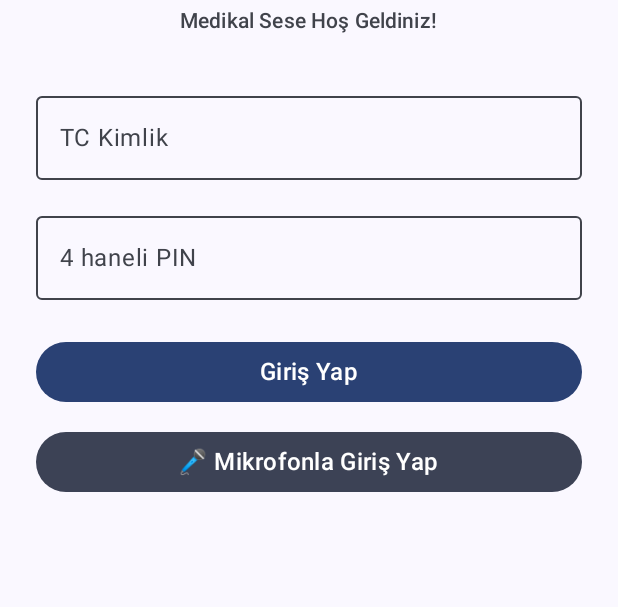
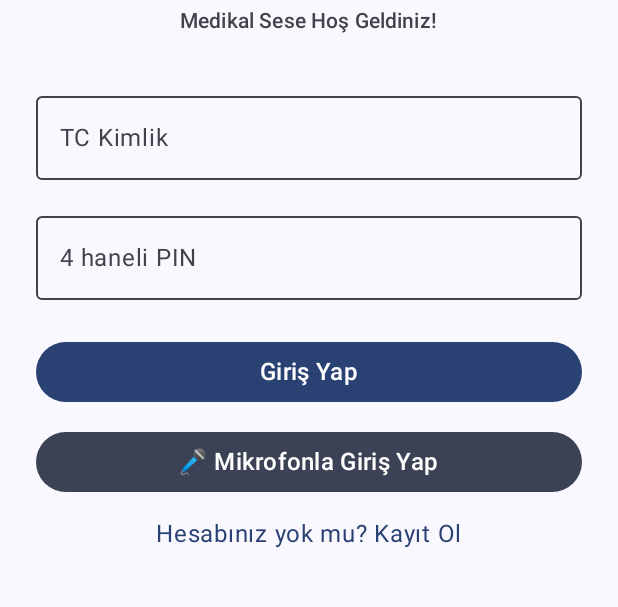
Before and after one commit to esraac/MedSes, an Android app built with Jetpack Compose: the screen it shows after launch (MainActivity), on a phone screen of 412 x 824 dp, the part 315-922 px from its top. Run offline under Robolectric (Android 15) with nearby library versions, the light colour scheme and no system bars.

Commit message:
Kayıt olma butonu eklendi.

```diff
--- a/app/src/main/java/com/esrac/medses/Navigation/Navigation.kt
+++ b/app/src/main/java/com/esrac/medses/Navigation/Navigation.kt
@@ -6,6 +6,7 @@ import androidx.navigation.compose.composable
 import androidx.navigation.compose.rememberNavController
 import com.esrac.medses.ui.theme.Dashboard.DashboardScreen
 import com.esrac.medses.ui.theme.Login.LoginScreen
+import com.esrac.medses.ui.theme.Register.RegisterScreen
 
 @Composable
 fun MedSesNavGraph() {
@@ -21,5 +22,8 @@ fun MedSesNavGraph() {
         composable("dashboard") {
             DashboardScreen()
         }
+        composable("register") {
+            RegisterScreen(navController = navController)
+        }
     }
 }
--- a/app/src/main/java/com/esrac/medses/ui/theme/Login/LoginScreen.kt
+++ b/app/src/main/java/com/esrac/medses/ui/theme/Login/LoginScreen.kt
@@ -163,6 +163,16 @@ fun LoginScreen(
                 Text("🎤 Mikrofonla Giriş Yap", style = MaterialTheme.typography.titleMedium)
             }
 
+            TextButton(
+                onClick = { navController.navigate("register") }
+            ) {
+                Text(
+                    "Hesabınız yok mu? Kayıt Ol",
+                    style = MaterialTheme.typography.bodyLarge,
+                    color = MaterialTheme.colorScheme.primary
+                )
+            }
+
             Spacer(modifier = Modifier.height(16.dp))
             if (loginState.isNotBlank()) {
                 Text(
@@ -180,6 +190,7 @@ fun LoginScreen(
                     color = MaterialTheme.colorScheme.primary
                 )
             }
+
         }
     }
 }
--- a/app/src/main/java/com/esrac/medses/ui/theme/Login/LoginViewModel.kt
+++ b/app/src/main/java/com/esrac/medses/ui/theme/Login/LoginViewModel.kt
@@ -19,6 +19,7 @@ import kotlinx.coroutines.Dispatchers
 import kotlinx.coroutines.delay
 import kotlinx.coroutines.launch
 import java.util.Locale
+
 class LoginViewModel(application: Application) : AndroidViewModel(application) {
 
     var tcKimlik by mutableStateOf("")
```
Also changed, not shown: app/src/main/java/com/esrac/medses/MainActivity.kt (+9 -0 lines), app/src/main/java/com/esrac/medses/ui/theme/Register/RegisterScreen.kt (added, +34 -0 lines), app/src/main/java/com/esrac/medses/ui/theme/Register/RegisterViewModel.kt (added, +7 -0 lines).
